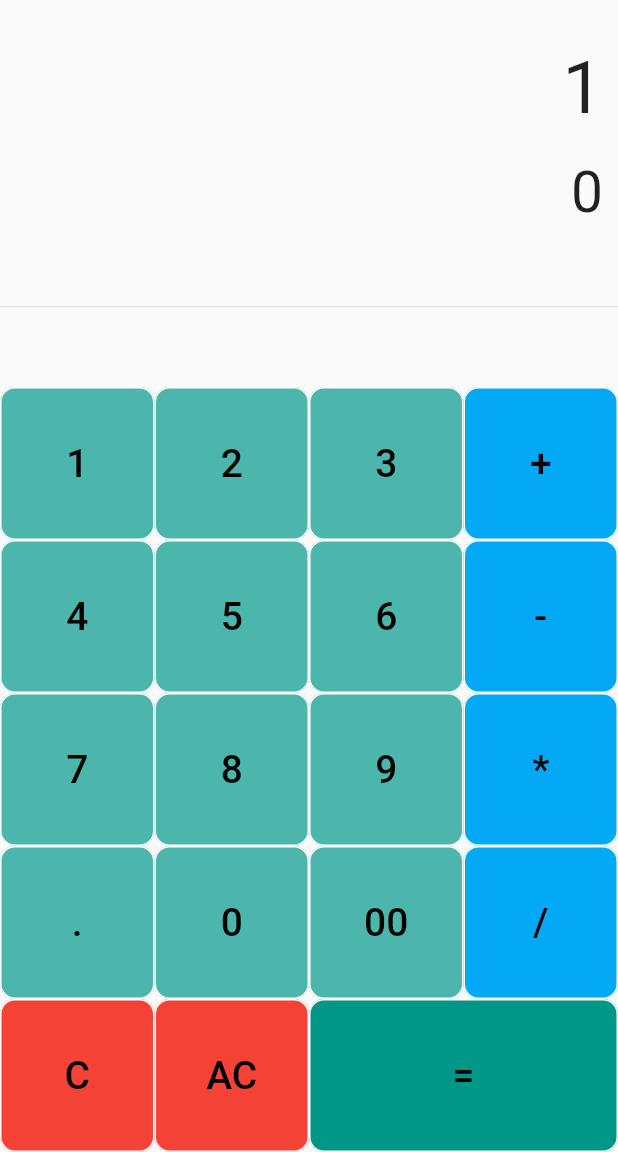
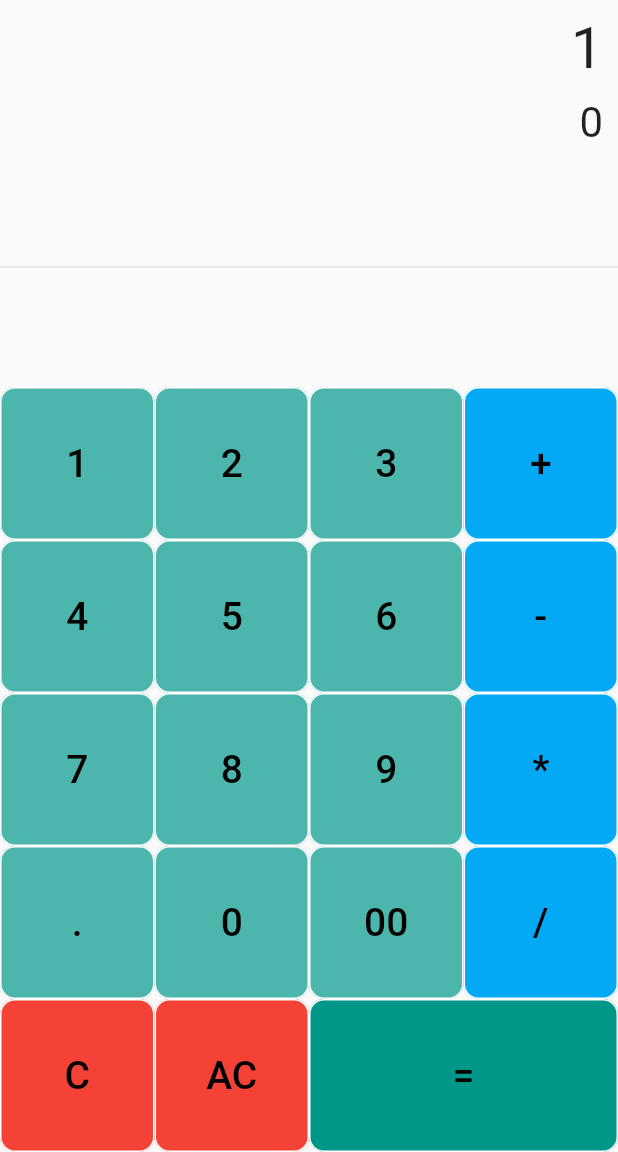
Before and after one commit to rajat-0206/Svastik-Calculator, a Flutter app: the screen it shows after launch, after a tap on an icon or button, on a phone screen of 412 x 824 dp, the part 84-1236 px from its top. Run offline on Flutter 3.47's test engine with Material 2 defaults, Android fonts, the phone set to English and light mode, and no system bars; drawn by our look-alikes of auto_size_text; our stand-ins replace math_expressions, splashscreen.

Commit message:
text size fixed

```diff
--- a/lib/main.dart
+++ b/lib/main.dart
@@ -1,3 +1,4 @@
+import 'package:auto_size_text/auto_size_text.dart';
 import 'package:flutter/material.dart';
 import 'package:math_expressions/math_expressions.dart';
 import 'package:splashscreen/splashscreen.dart';
@@ -37,8 +38,8 @@ class _MyAppState extends State<MyApp> {
   String equation = "0";
   String result = "0";
   String expression = "";
-  double equationsize = 38.0;
-  double answersize = 48.0;
+  double equationsize = 28.0;
+  double answersize = 38.0;
 
   calcresult() {
     expression = equation;
@@ -51,8 +52,8 @@ class _MyAppState extends State<MyApp> {
       } catch (e) {
         result = "Error";
       }
-      equationsize = 38.0;
-      answersize = 48.0;
+      equationsize = 28.0;
+      answersize = 38.0;
     });
   }
 
@@ -66,17 +67,17 @@ class _MyAppState extends State<MyApp> {
         equation = equation.substring(0, equation.length - 1);
         if (equation == "") {
           equation = "0";
-          equationsize = 38.0;
-          answersize = 48.0;
+          equationsize = 28.0;
+          answersize = 38.0;
         }
       } else if (value == "AC") {
         equation = "0";
         result = "0";
+        equationsize = 28.0;
+        answersize = 38.0;
+      } else {
         equationsize = 38.0;
-        answersize = 48.0;
-      } else {
-        equationsize = 48.0;
-        answersize = 38.0;
+        answersize = 28.0;
         if (equation == "0") {
           equation = value;
         } else {
@@ -106,20 +107,23 @@ class _MyAppState extends State<MyApp> {
       body: Column(
         children: <Widget>[
           Container(
-              alignment: Alignment.centerRight,
-              padding: EdgeInsets.fromLTRB(10, 30, 10, 0),
-              child: Text(
+              alignment: Alignment.bottomRight,
+              padding: EdgeInsets.fromLTRB(10, 10, 10, 0),
+              child: AutoSizeText(
                 equation,
+                maxLines: 3,
                 style: TextStyle(fontSize: equationsize),
               )),
           Container(
               alignment: Alignment.centerRight,
-              padding: EdgeInsets.fromLTRB(10, 20, 10, 0),
+              padding: EdgeInsets.fromLTRB(10, 10, 10, 0),
               child: Text(
                 result,
                 style: TextStyle(fontSize: answersize),
               )),
           Expanded(child: Divider()),
+          Column(
+            children: [
               Row(
                 children: <Widget>[
                   keys("1", Colors.teal[300]),
@@ -150,6 +154,8 @@ class _MyAppState extends State<MyApp> {
                   keys("0", Colors.teal[300]),
                   keys("00", Colors.teal[300]),
                   keys("/", Colors.lightBlue),
+                ],
+              ),
             ],
           ),
           Row(
--- a/pubspec.yaml
+++ b/pubspec.yaml
@@ -27,7 +27,8 @@ dependencies:
   # Use with the CupertinoIcons class for iOS style icons.
   cupertino_icons: ^0.1.2
   math_expressions: ^2.0.1
-  splashscreen:
+  splashscreen: ^1.2.0
+  auto_size_text: ^2.1.0
 
 dev_dependencies:
   flutter_test:
```
Also changed, not shown: pubspec.lock. Lines whose indentation alone changed are shown as unchanged.
